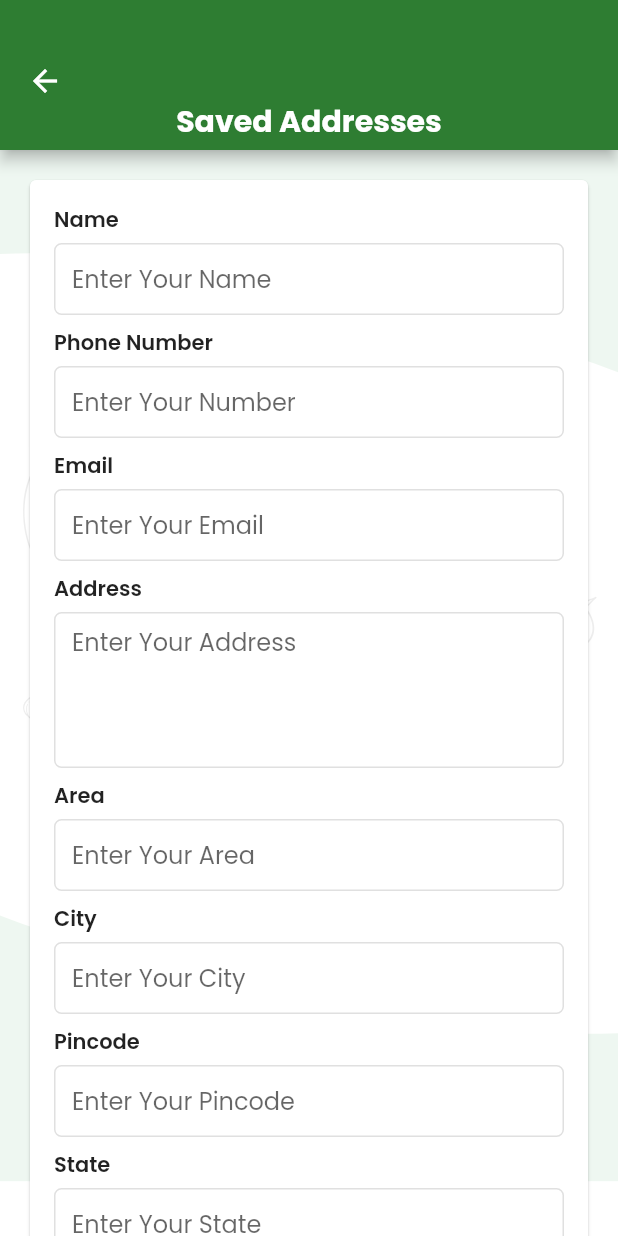
After one commit to saurabhmdh/ekirana_user_flutter, a Flutter app: the AddAddressScreen screen opened directly, on a phone screen of 412 x 824 dp. The commit adds this screen. Run offline on Flutter 3.47's test engine with Material 2 defaults, Android fonts, the phone set to English and light mode, and no system bars; our stand-ins replace flutter_svg_provider; network calls fail.

Commit message:
completed add new address screen

```diff
--- /dev/null
+++ b/lib/screens/AddAddressScreen.dart
@@ -0,0 +1,353 @@
+import 'package:flutter/material.dart';
+import 'package:flutter_svg_provider/flutter_svg_provider.dart';
+
+class AddAddressScreen extends StatefulWidget {
+  const AddAddressScreen({super.key});
+
+  @override
+  State<AddAddressScreen> createState() => _AddAddressScreenState();
+}
+
+class _AddAddressScreenState extends State<AddAddressScreen> {
+  @override
+  Widget build(BuildContext context) {
+    return Container(
+        width: double.infinity,
+        height: double.infinity,
+        decoration: const BoxDecoration(
+            image: DecorationImage(image: Svg("assets/images/app_bg.svg"),fit: BoxFit.cover)
+        ),
+        child: Scaffold(
+          backgroundColor: Colors.transparent,
+          resizeToAvoidBottomInset: true,
+          appBar: AppBar(
+            toolbarHeight: 100,
+            automaticallyImplyLeading: false,
+            flexibleSpace: Container(
+              color: Colors.green.shade800,
+              child: Column(
+                children: [
+                  Column(
+                    children: [
+                      InkWell(
+                        onTap: (){
+                          Navigator.pop(context);
+                        },
+                        child: Container(
+                            alignment: Alignment.topLeft,
+                            padding: const EdgeInsets.only(left: 18,top: 42),
+                            child: Icon(Icons.arrow_back,color: Colors.white,)
+                        ),
+                      ),
+                      const Text(
+                        "Saved Addresses",style: TextStyle(
+                          fontSize: 20,
+                          fontWeight: FontWeight.w800,
+                          color: Colors.white
+                      ),
+                      )
+                    ],
+                  )
+                ],
+              ),
+            ),
+          ),
+          body: SingleChildScrollView(
+            child: Container(
+              padding: EdgeInsets.all(16),
+              child: Card(
+                child: Padding(
+                  padding: const EdgeInsets.all(16.0),
+                  child: Column(
+                    crossAxisAlignment: CrossAxisAlignment.start,
+                    children: [
+                      Text("Name", style: TextStyle(fontWeight: FontWeight.w600),),
+                      SizedBox(height: 5,),
+                      TextField(
+                        cursorColor: Colors.black,
+                        decoration: InputDecoration(
+                          enabledBorder: OutlineInputBorder(
+                              borderRadius: BorderRadius.circular(5),
+                              borderSide:  BorderSide(
+                                  color: Colors.grey.shade300,
+                                  width: 1
+                              )
+                          ),
+                          focusedBorder: OutlineInputBorder(
+                              borderRadius: BorderRadius.circular(5),
+                              borderSide:  BorderSide(
+                                  color: Colors.grey.shade300,
+                                  width: 1
+                              )
+                          ),
+                          hintText: "Enter Your Name",
+                          contentPadding: EdgeInsets.only(top: 16,left: 12),
+                        ),
+                      ),
+                      SizedBox(height: 8,),
+                      Text("Phone Number", style: TextStyle(fontWeight: FontWeight.w600),),
+                      SizedBox(height: 5,),
+                      TextField(
+                        cursorColor: Colors.black,
+                        decoration: InputDecoration(
+                          enabledBorder: OutlineInputBorder(
+                              borderRadius: BorderRadius.circular(5),
+                              borderSide:  BorderSide(
+                                  color: Colors.grey.shade300,
+                                  width: 1
+                              )
+                          ),
+                          focusedBorder: OutlineInputBorder(
+                              borderRadius: BorderRadius.circular(5),
+                              borderSide:  BorderSide(
+                                  color: Colors.grey.shade300,
+                                  width: 1
+                              )
+                          ),
+                          hintText: "Enter Your Number",
+                          contentPadding: EdgeInsets.only(top: 16,left: 12),
+                        ),
+                      ),
+                      SizedBox(height: 8,),
+                      Text("Email", style: TextStyle(fontWeight: FontWeight.w600),),
+                      SizedBox(height: 5,),
+                      TextField(
+                        cursorColor: Colors.black,
+                        decoration: InputDecoration(
+                          enabledBorder: OutlineInputBorder(
+                              borderRadius: BorderRadius.circular(5),
+                              borderSide:  BorderSide(
+                                  color: Colors.grey.shade300,
+                                  width: 1
+                              )
+                          ),
+                          focusedBorder: OutlineInputBorder(
+                              borderRadius: BorderRadius.circular(5),
+                              borderSide:  BorderSide(
+                                  color: Colors.grey.shade300,
+                                  width: 1
+                              )
+                          ),
+                          hintText: "Enter Your Email",
+                          contentPadding: EdgeInsets.only(top: 16,left: 12),
+                        ),
+                      ),
+                      SizedBox(height: 8,),
+                      Text("Address", style: TextStyle(fontWeight: FontWeight.w600),),
+                      SizedBox(height: 5,),
+                      TextField(
+                        maxLines: 4,
+                        cursorColor: Colors.black,
+                        decoration: InputDecoration(
+                          enabledBorder: OutlineInputBorder(
+                              borderRadius: BorderRadius.circular(5),
+                              borderSide:  BorderSide(
+                                  color: Colors.grey.shade300,
+                                  width: 1
+                              )
+                          ),
+                          focusedBorder: OutlineInputBorder(
+                              borderRadius: BorderRadius.circular(5),
+                              borderSide:  BorderSide(
+                                  color: Colors.grey.shade300,
+                                  width: 1
+                              )
+                          ),
+                          hintText: "Enter Your Address",
+                          contentPadding: EdgeInsets.only(top: 16,left: 12),
+                        ),
+                      ),
+                      SizedBox(height: 8,),
+                      Text("Area", style: TextStyle(fontWeight: FontWeight.w600),),
+                      SizedBox(height: 5,),
+                      TextField(
+                        cursorColor: Colors.black,
+                        decoration: InputDecoration(
+                          enabledBorder: OutlineInputBorder(
+                              borderRadius: BorderRadius.circular(5),
+                              borderSide:  BorderSide(
+                                  color: Colors.grey.shade300,
+                                  width: 1
+                              )
+                          ),
+                          focusedBorder: OutlineInputBorder(
+                              borderRadius: BorderRadius.circular(5),
+                              borderSide:  BorderSide(
+                                  color: Colors.grey.shade300,
+                                  width: 1
+                              )
+                          ),
+                          hintText: "Enter Your Area",
+                          contentPadding: EdgeInsets.only(top: 16,left: 12),
+                        ),
+                      ),
+                      SizedBox(height: 8,),
+                      Text("City", style: TextStyle(fontWeight: FontWeight.w600),),
+                      SizedBox(height: 5,),
+                      TextField(
+                        cursorColor: Colors.black,
+                        decoration: InputDecoration(
+                          enabledBorder: OutlineInputBorder(
+                              borderRadius: BorderRadius.circular(5),
+                              borderSide:  BorderSide(
+                                  color: Colors.grey.shade300,
+                                  width: 1
+                              )
+                          ),
+                          focusedBorder: OutlineInputBorder(
+                              borderRadius: BorderRadius.circular(5),
+                              borderSide:  BorderSide(
+                                  color: Colors.grey.shade300,
+                                  width: 1
+                              )
+                          ),
+                          hintText: "Enter Your City",
+                          contentPadding: EdgeInsets.only(top: 16,left: 12),
+                        ),
+                      ),
+                      SizedBox(height: 8,),
+                      Text("Pincode", style: TextStyle(fontWeight: FontWeight.w600),),
+                      SizedBox(height: 5,),
+                      TextField(
+                        cursorColor: Colors.black,
+                        decoration: InputDecoration(
+                          enabledBorder: OutlineInputBorder(
+                              borderRadius: BorderRadius.circular(5),
+                              borderSide:  BorderSide(
+                                  color: Colors.grey.shade300,
+                                  width: 1
+                              )
+                          ),
+                          focusedBorder: OutlineInputBorder(
+                              borderRadius: BorderRadius.circular(5),
+                              borderSide:  BorderSide(
+                                  color: Colors.grey.shade300,
+                                  width: 1
+                              )
+                          ),
+                          hintText: "Enter Your Pincode",
+                          contentPadding: EdgeInsets.only(top: 16,left: 12),
+                        ),
+                      ),
+                      SizedBox(height: 8,),
+                      Text("State", style: TextStyle(fontWeight: FontWeight.w600),),
+                      SizedBox(height: 5,),
+                      TextField(
+                        cursorColor: Colors.black,
+                        decoration: InputDecoration(
+                          enabledBorder: OutlineInputBorder(
+                              borderRadius: BorderRadius.circular(5),
+                              borderSide:  BorderSide(
+                                  color: Colors.grey.shade300,
+                                  width: 1
+                              )
+                          ),
+                          focusedBorder: OutlineInputBorder(
+                              borderRadius: BorderRadius.circular(5),
+                              borderSide:  BorderSide(
+                                  color: Colors.grey.shade300,
+                                  width: 1
+                              )
+                          ),
+                          hintText: "Enter Your State",
+                          contentPadding: EdgeInsets.only(top: 16,left: 12),
+                        ),
+                      ),
+                      SizedBox(height: 8,),
+                      Row(
+                          mainAxisAlignment: MainAxisAlignment.start,
+                          crossAxisAlignment: CrossAxisAlignment.start,
+                          children: [
+                            Expanded(
+                              child:ListTileTheme(
+                                horizontalTitleGap: 0,
+                                child: ListTile(
+                                  visualDensity: VisualDensity(horizontal: -4.0),
+                                  contentPadding: EdgeInsets.symmetric(horizontal: 0),
+                                  title: const Text('Home',style: TextStyle(fontSize: 12),),
+                                  leadingAndTrailingTextStyle: TextStyle(color: Colors.grey.shade500),
+                                  leading: Radio(
+                                    fillColor: MaterialStateColor.resolveWith((states) => Colors.grey.shade600),
+                                    value: "Home",
+                                    groupValue: "address",
+                                    onChanged: (value) {
+                                      setState(() {
+                                      });
+                                    },
+                                  ),
+                                ),
+                              ),
+                            ),
+                            Expanded(
+                              child:ListTileTheme(
+                                horizontalTitleGap: 0,
+                                child: ListTile(
+                                  visualDensity: VisualDensity(horizontal: -4.0),
+                                  contentPadding: EdgeInsets.zero,
+                                  title: const Text('Office',style: TextStyle(fontSize: 12)),
+                                  leading: Radio(
+                                    fillColor: MaterialStateColor.resolveWith((states) => Colors.grey.shade600),
+                                    value: "Office",
+                                    groupValue: "address",
+                                    onChanged: (value) {
+                                      setState(() {
+                                      });
+                                    },
+                                  ),
+                                ),
+                              ),
+                            ),
+                            Expanded(
+                              child:ListTileTheme(
+                                horizontalTitleGap: 0,
+                                child: ListTile(
+                                  visualDensity: VisualDensity(horizontal: -4.0),
+                                  contentPadding: EdgeInsets.zero,
+                                  title: const Text('Other',style: TextStyle(fontSize: 12)),
+                                  leading: Radio(
+                                    fillColor: MaterialStateColor.resolveWith((states) => Colors.grey.shade600),
+                                    value: "Other",
+                                    groupValue: "address",
+                                    onChanged: (value) {
+                                      setState(() {
+                                      });
+                                    },
+                                  ),
+                                ),
+                              ),
+                            ),
+                          ]
+                      ),
+                      Row(
+                        children: [
+                          Checkbox(value: false, onChanged: (value){}),
+                          SizedBox(width: 5,),
+                          Text("Set As Default")
+                        ],
+                      ),
+                      Row(
+                        mainAxisAlignment: MainAxisAlignment.center,
+                        children: [
+                          InkWell(
+                            onTap: (){},
+                            child: Container(
+                              padding: EdgeInsets.only(top: 10,bottom: 10,left: 30,right: 30),
+                              decoration: BoxDecoration(
+                                  borderRadius: BorderRadius.circular(30),
+                                  color: Colors.orange
+                              ),
+                              child: Text("Save",style: TextStyle(color: Colors.white,fontWeight: FontWeight.w600,),textAlign: TextAlign.center,),
+                            ),
+                          ),
+                        ],
+                      )
+                    ],
+                  ),
+                ),
+              ),
+            ),
+          ),
+        )
+    );
+  }
+}
--- a/lib/screens/SavedAddressesScreen.dart
+++ b/lib/screens/SavedAddressesScreen.dart
@@ -1,3 +1,4 @@
+import 'package:ekirana_user_flutter/screens/AddAddressScreen.dart';
 import 'package:flutter/material.dart';
 import 'package:flutter_svg_provider/flutter_svg_provider.dart';
 
@@ -54,7 +55,16 @@ class _SavedAddressesScreenState extends State<SavedAddressesScreen> {
           ),
           body: Column(
             children: [
-              Container(
+              InkWell(
+                onTap: (){
+                  Navigator.push(
+                      context,
+                      MaterialPageRoute(builder: (context) =>
+                          AddAddressScreen()
+                      )
+                  );
+                },
+                child: Container(
                   width: double.infinity,
                   margin: EdgeInsets.all(16),
                   padding: EdgeInsets.all(16),
@@ -63,6 +73,7 @@ class _SavedAddressesScreenState extends State<SavedAddressesScreen> {
                       color: Colors.orange
                   ),
                   child: Text("+ ADD NEW ADDRESS",style: TextStyle(color: Colors.white,fontWeight: FontWeight.w600),textAlign: TextAlign.center,),
+                  ),
               ),
               Expanded(
                 child: Container(
@@ -111,9 +122,9 @@ class _SavedAddressesScreenState extends State<SavedAddressesScreen> {
                             Row(
                               crossAxisAlignment: CrossAxisAlignment.center,
                               children: [
-                                Image(image: Svg('assets/images/edit_address_icon.svg'),width: 36,height: 36,),
+                                Image(image: AssetImage('assets/images/edit_address_icon.png'),width: 36,height: 36,),
                                 SizedBox(width: 8,),
-                                Image(image: Svg('assets/images/delete_address_icon.svg'),width: 36,height: 36,),
+                                Image(image: AssetImage('assets/images/delete_address_icon.png'),width: 36,height: 36,),
                                 SizedBox(width: 16,)
                               ],
                             )
```
Also changed, not shown: assets/images/delete_address_icon.png (added), assets/images/delete_address_icon.svg (deleted), assets/images/edit_address_icon.png (added), assets/images/edit_address_icon.svg (deleted). Lines whose indentation alone changed are shown as unchanged.
